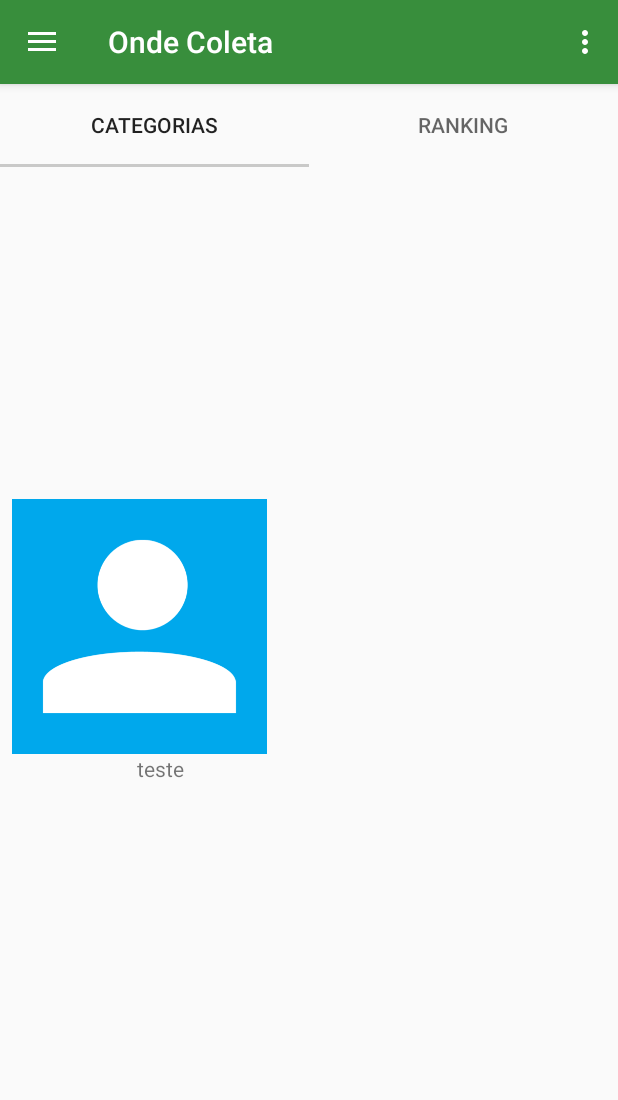
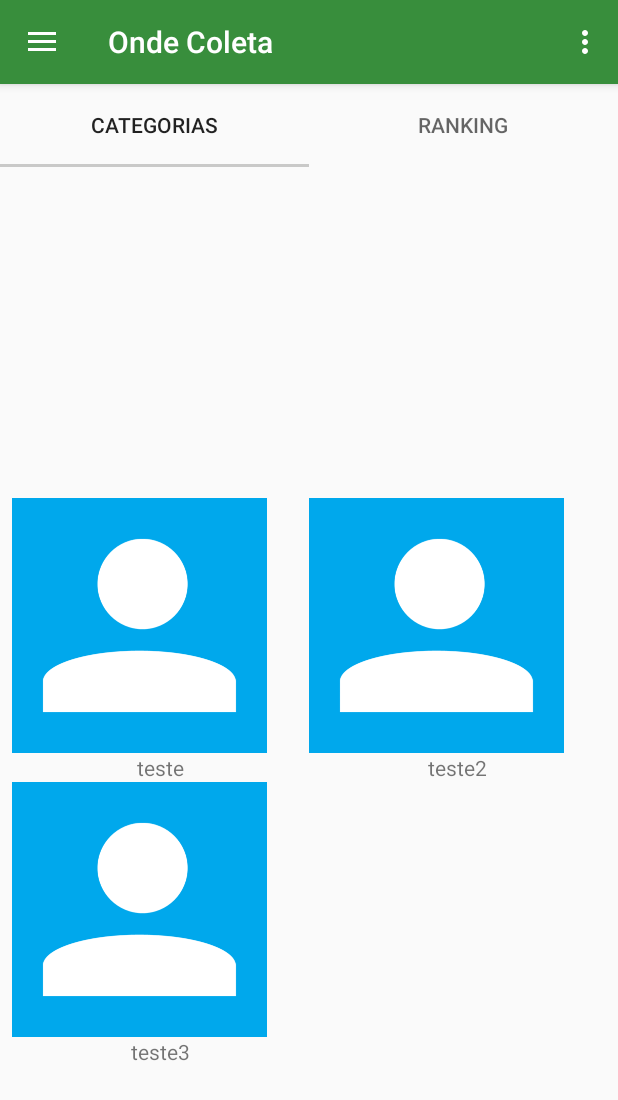
Before and after one commit to rodrigobecher/ondeReciclaAndroid, an Android app: the FragmentCategorias screen opened directly, with no data from a screen before it, on a phone screen of 412 x 824 dp. Shown: the top 1100 px of the screen. Run offline under Robolectric (Android 15) with nearby library versions, the phone set to English and light mode, and no system bars.

Commit message:
comit teste
teste para layout

```diff
--- a/app/src/main/java/senac/tcc/rodrigo/ondeReciclaAndroid/FragmentCategorias.java
+++ b/app/src/main/java/senac/tcc/rodrigo/ondeReciclaAndroid/FragmentCategorias.java
@@ -47,11 +47,15 @@ public class FragmentCategorias extends Fragment {
                              Bundle savedInstanceState) {
         // Inflate the layout for this fragment
         String[] valores = new String[]{
-                new String("teste")
+                new String("teste"),
+                new String("teste2"),
+                new String("teste3")
         };
+
         imagens = new int[1];
 
         imagens[0] = 1;
+
 
         View rootView = inflater.inflate(R.layout.fragment_fragment_categorias, container, false);
 
--- a/app/src/main/res/layout/fragment_fragment_categorias.xml
+++ b/app/src/main/res/layout/fragment_fragment_categorias.xml
@@ -12,7 +12,7 @@
     <GridView
         android:id="@+id/gridView"
         android:layout_width="0dp"
-        android:layout_height="483dp"
+        android:layout_height="484dp"
         android:layout_marginBottom="8dp"
         android:layout_marginEnd="8dp"
         android:layout_marginStart="8dp"
```
